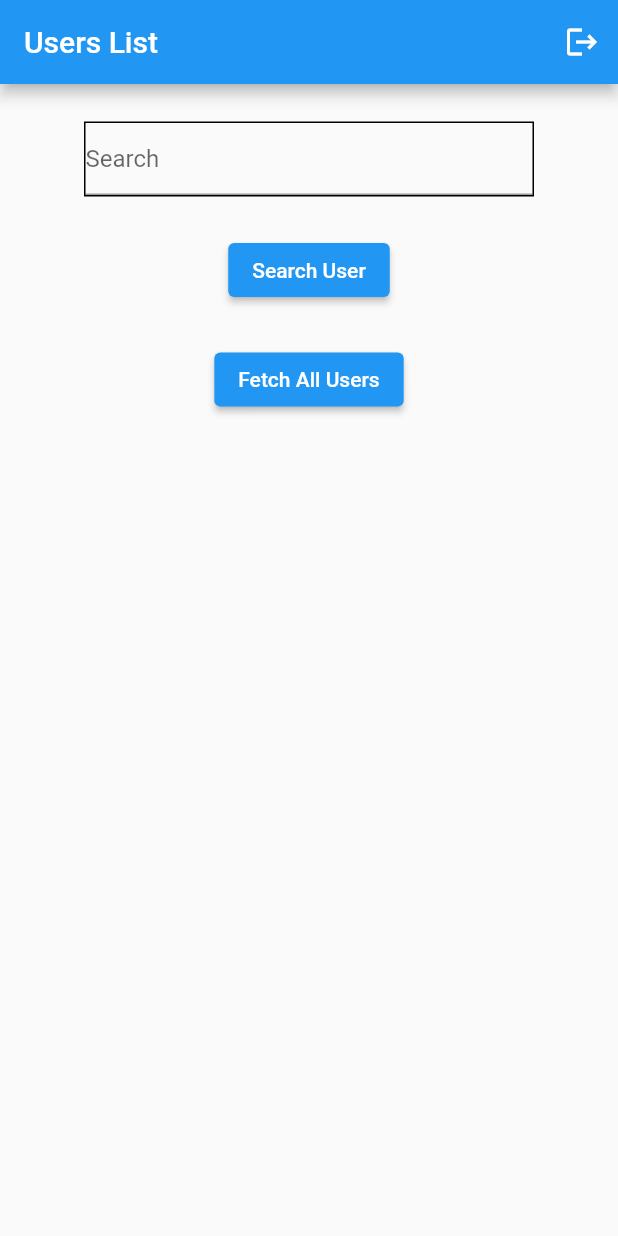
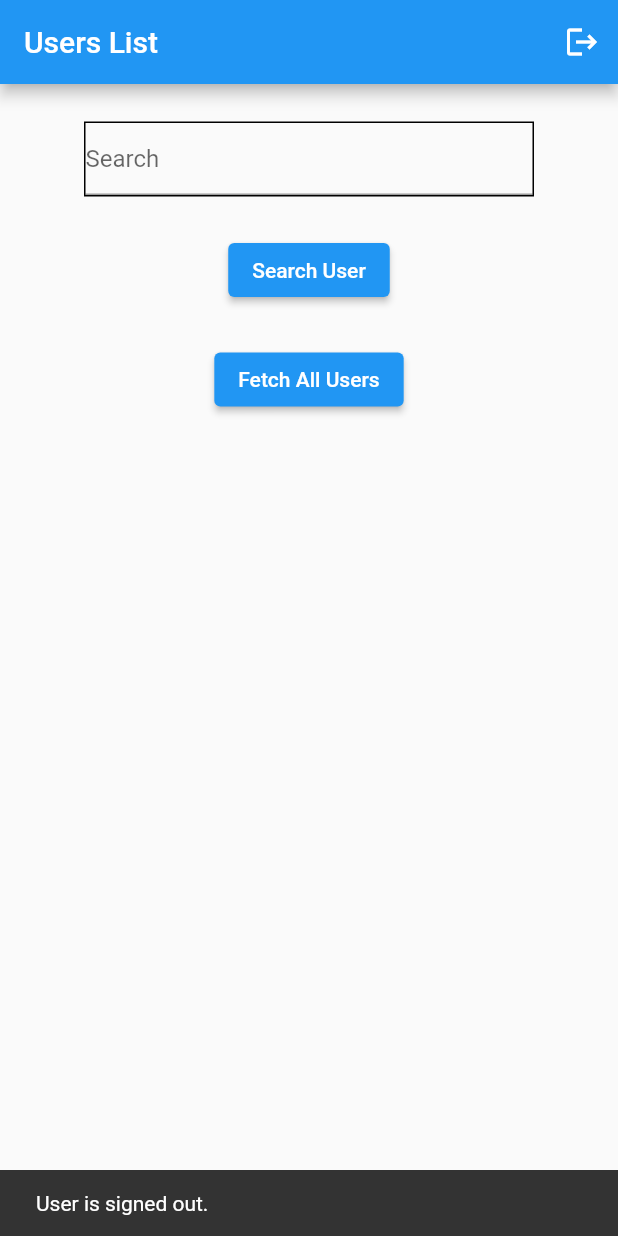
Before and after one commit to DarpanNeve3/flash_chat, a Flutter app: the screen it shows once a user with an empty profile is signed in, after a tap on the "logout" icon, on a phone screen of 412 x 824 dp. Run offline on Flutter 3.47's test engine with Material 2 defaults, Android fonts, the phone set to English and light mode, and no system bars; our stand-ins replace cloud_firestore, firebase_auth, firebase_core, firebase_crashlytics, google_sign_in; missing offline and left inert: dart:html, firebase_app_check; accounts and stored records are empty; network calls fail.

```diff
--- a/lib/auth_service.dart
+++ b/lib/auth_service.dart
@@ -1,4 +1,5 @@
 import 'package:chat_app/chat_list.dart';
+import 'package:chat_app/widget.dart';
 import 'package:cloud_firestore/cloud_firestore.dart';
 import 'package:firebase_auth/firebase_auth.dart';
 import 'package:flutter/foundation.dart';
@@ -16,8 +17,8 @@ class AuthService {
       builder: (BuildContext context, AsyncSnapshot<User?> snapshot) {
         if (snapshot.hasData) {
           if(FirebaseAuth.instance.currentUser!.metadata.creationTime==FirebaseAuth.instance.currentUser!.metadata.lastSignInTime){
-            FirebaseAuth _auth = FirebaseAuth.instance;
-            addUserDataToFirestore(_auth.currentUser!.displayName,_auth.currentUser!.email );
+            FirebaseAuth auth = FirebaseAuth.instance;
+            addUserDataToFirestore(auth.currentUser!.displayName,auth.currentUser!.email );
           }
           return const ChatList();
         } else {
@@ -55,14 +56,19 @@ class AuthService {
     }
   }
 
-  signOut() async {
+  signOut(BuildContext context) async {
     if (defaultTargetPlatform == TargetPlatform.android ||
         defaultTargetPlatform == TargetPlatform.iOS) {
       await GoogleSignIn().signOut();
     }
     await FirebaseAuth.instance.signOut();
+    showSnackBar(context, "User is signed out.");
     print("User is signed out.");
+
   }
+
+
+
 
   createUserWithEmailAndPassword(String name, String emailAddress,
       String password, BuildContext context) async {
@@ -99,11 +105,11 @@ class AuthService {
   }
 
   addUserDataToFirestore(String? name, String? email) async {
-    FirebaseAuth _auth = FirebaseAuth.instance;
-    FirebaseFirestore _firestore = FirebaseFirestore.instance;
-    await _firestore
+    FirebaseAuth auth = FirebaseAuth.instance;
+    FirebaseFirestore firestore = FirebaseFirestore.instance;
+    await firestore
         .collection("users")
-        .doc(_auth.currentUser?.uid)
-        .set({"name": name, "email": email, "status": "unavailable","uId":_auth.currentUser!.uid});
+        .doc(auth.currentUser?.uid)
+        .set({"name": name, "email": email, "status": "unavailable","uId":auth.currentUser!.uid});
   }
 }
--- a/lib/chat_list.dart
+++ b/lib/chat_list.dart
@@ -1,5 +1,8 @@
+import 'dart:html';
+
 import 'package:chat_app/auth_service.dart';
 import 'package:chat_app/individual_chat.dart';
+import 'package:chat_app/widget.dart';
 import 'package:cloud_firestore/cloud_firestore.dart';
 import 'package:firebase_auth/firebase_auth.dart';
 import 'package:flutter/material.dart';
@@ -12,23 +15,42 @@ class ChatList extends StatefulWidget {
 }
 
 class _ChatListState extends State<ChatList> with WidgetsBindingObserver {
+  late final AppLifecycleState appLifecycleState;
+  final User? _user = FirebaseAuth.instance.currentUser;
+  List<Map<String, dynamic>> allUsers = [];
+  final _search = TextEditingController();
+  late String roomId;
   @override
   void initState() {
     // TODO: implement initState
     super.initState();
     WidgetsBinding.instance.addObserver(this);
-    setStatus("Online");
+    setStatus("started");
   }
 
   @override
-  void dispose() {
+  void dispose() async{
     // TODO: implement dispose
-    setStatus("Offline");
     WidgetsBinding.instance.removeObserver(this);
+    if (_user!=null) {
+      await setStatus("dispose");
+    }
+    print("dispose is working");
+
     super.dispose();
   }
-
-  void setStatus(String status) async {
+  @override
+  void didChangeAppLifecycleState(AppLifecycleState state) async {
+    super.didChangeAppLifecycleState(state);
+    appLifecycleState = state;
+    if (state == AppLifecycleState.resumed) {
+      await setStatus("resumed");
+    } else if (state == AppLifecycleState.paused ||
+        state == AppLifecycleState.inactive) {
+      await setStatus("paused");
+    }
+  }
+  setStatus(String status) async {
     FirebaseFirestore firestore = FirebaseFirestore.instance;
     FirebaseAuth auth = FirebaseAuth.instance;
     await firestore.collection('users').doc(auth.currentUser!.uid).update(
@@ -37,22 +59,6 @@ class _ChatListState extends State<ChatList> with WidgetsBindingObserver {
       },
     );
   }
-
-  @override
-  void didChangeAppLifecycleState(AppLifecycleState state) {
-    super.didChangeAppLifecycleState(state);
-    if (state == AppLifecycleState.resumed) {
-      setStatus("Online");
-    } else if (state == AppLifecycleState.paused ) {
-      setStatus("Offline");
-    }
-  }
-
-  final User? _user = FirebaseAuth.instance.currentUser;
-  List<Map<String, dynamic>> allUsers = [];
-  final _search = TextEditingController();
-  late String roomId;
-
   String chatRoomId(String? user1, String user2) {
     if (user1!.toLowerCase().codeUnits[0] > user2.toLowerCase().codeUnits[0]) {
       return "$user1$user2";
@@ -60,7 +66,6 @@ class _ChatListState extends State<ChatList> with WidgetsBindingObserver {
       return "$user2$user1";
     }
   }
-
   void search() async {
     FirebaseFirestore firestore = FirebaseFirestore.instance;
     QuerySnapshot querySnapshot = await firestore
@@ -97,14 +102,13 @@ class _ChatListState extends State<ChatList> with WidgetsBindingObserver {
 
   @override
   Widget build(BuildContext context) {
-    return MaterialApp(
-      home: Scaffold(
+    return Scaffold(
         appBar: AppBar(
           title: const Text("Users List"),
           actions: <Widget>[
             IconButton(
               onPressed: () {
-                AuthService().signOut();
+                AuthService().signOut(context);
               },
               icon: const Icon(Icons.logout),
             ),
@@ -179,7 +183,6 @@ class _ChatListState extends State<ChatList> with WidgetsBindingObserver {
             ],
           ),
         ),
-      ),
     );
   }
 }
--- /dev/null
+++ b/lib/widget.dart
@@ -0,0 +1,9 @@
+import 'package:flutter/material.dart';
+
+showSnackBar(BuildContext context, String string) {
+  ScaffoldMessenger.of(context).showSnackBar(
+    SnackBar(
+      content: Text(string),
+    ),
+  );
+}
--- a/pubspec.yaml
+++ b/pubspec.yaml
@@ -44,7 +44,6 @@ dependencies:
   firebase_app_check: ^0.1.5
   firebase_crashlytics: ^3.3.3
   firebase_performance: ^0.9.2+3
-  lifecycle: ^0.7.0
 
 dev_dependencies:
   flutter_test:
```
Also changed, not shown: pubspec.lock.
